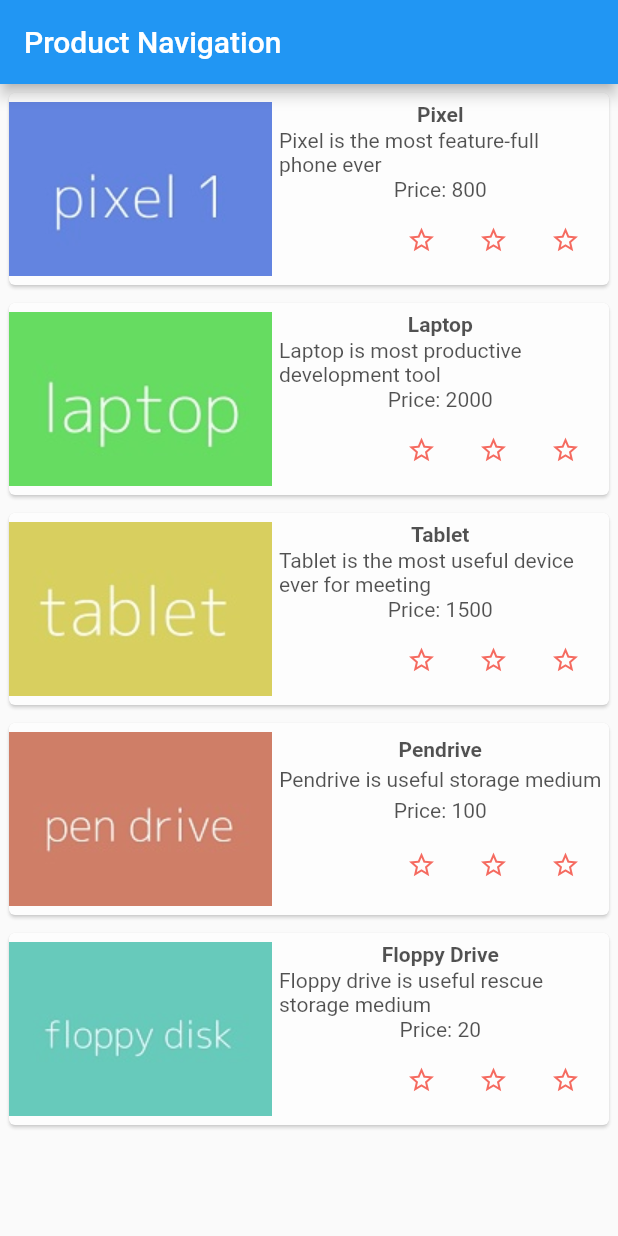
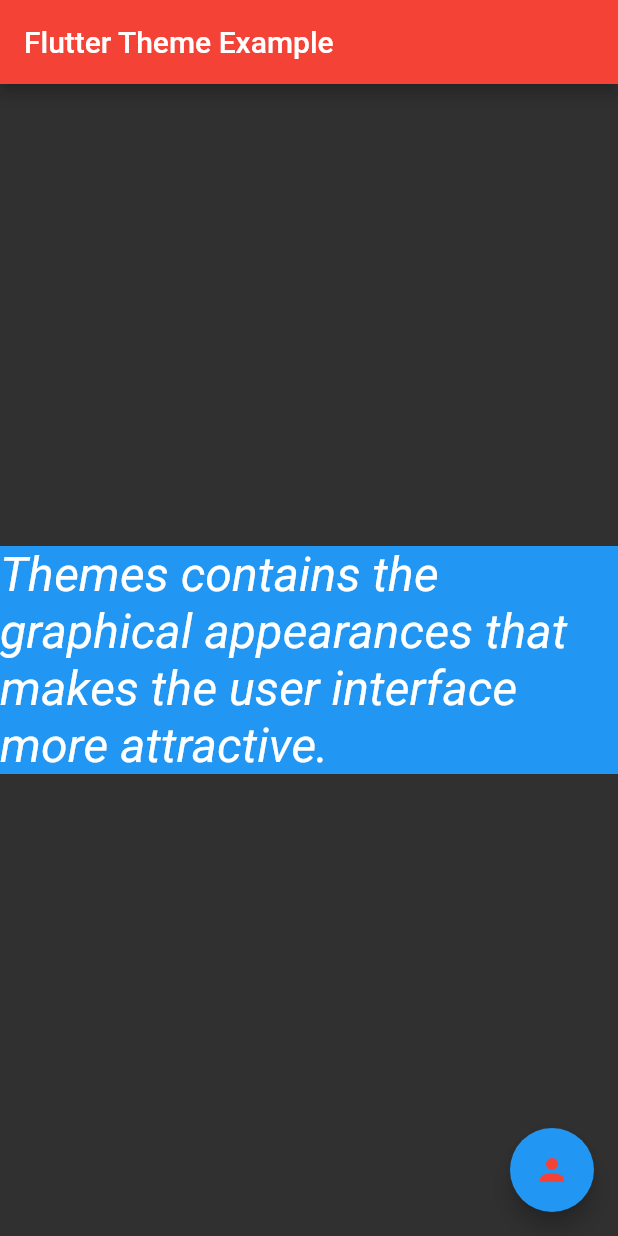
Before and after one commit to harryng0312/flutter_demo_app, a Flutter app: the screen it shows after launch, on a phone screen of 412 x 824 dp. Run offline on Flutter 3.47's test engine with Material 2 defaults, Android fonts, the phone set to English and light mode, and no system bars; Roboto replaces fonts that are missing (Hind, Monotype Coursiva).

```diff
--- a/lib/animation/product_page.dart
+++ b/lib/animation/product_page.dart
@@ -25,10 +25,10 @@ class _ProductPageState extends State<ProductPage>
   void initState() {
     super.initState();
     animationController =
-        AnimationController(vsync: this, duration: Duration(seconds: 1));
+        AnimationController(vsync: this, duration: Duration(milliseconds: 500));
     slideTransitionAnimation = Tween(begin: Offset(1.1, 0.0), end: Offset.zero)
         .animate(CurvedAnimation(
-            parent: animationController, curve: Curves.elasticIn));
+            parent: animationController, curve: Curves.easeInBack));
     sizeTransitionAnimation =
         Tween<double>(begin: 0.0, end: 1.0).animate(animationController);
     // sizeTransitionAnimation = CurvedAnimation(
--- a/lib/main.dart
+++ b/lib/main.dart
@@ -1,4 +1,5 @@
 import 'package:flutter/material.dart';
 // import 'input/test_textfield.dart';
-import 'animation/test_animation.dart';
+// import 'animation/test_animation.dart';
+import 'theme/test_theme.dart';
 void main() => runApp(MyApp());
--- a/lib/navigator/test_navigator.dart
+++ b/lib/navigator/test_navigator.dart
@@ -11,7 +11,11 @@ class MyApp extends StatelessWidget {
       theme: ThemeData(
         primarySwatch: Colors.blue,
       ),
-      home: MyHomePage(title: 'Product Navigation demo home page'),
+      // home: MyHomePage(title: 'Product Navigation demo home page'),
+      initialRoute: '/',
+      routes: {
+        '/': (context) => MyHomePage(title: 'Product Navigation demo home page')
+      },
     );
   }
 }
--- /dev/null
+++ b/lib/theme/Theme.dart
@@ -0,0 +1,26 @@
+import 'package:flutter/material.dart';
+
+class ThemeUtil {
+  static ThemeData defaultThemeData = ThemeData(
+    accentColor: Colors.blue,
+    // Define the default brightness and colors.
+    brightness: Brightness.dark,
+    primaryColor: Colors.red,
+    secondaryHeaderColor: Colors.green,
+    // accentColor: Colors.green,
+    // Define the default font family.
+    fontFamily: 'Monotype Coursiva',
+    // Define the TextTheme that specifies the default
+    // text styling for headlines, titles, bodies of text, and more.
+    textTheme: TextTheme(
+        headline5: TextStyle(
+            fontSize: 32.0, fontStyle: FontStyle.italic, fontFamily: 'Hind')),
+    backgroundColor: Colors.green,
+  );
+  static _ExendedStyles extStyle = _ExendedStyles();
+}
+
+class _ExendedStyles{
+  Color btnFltForegroundColor = Colors.red;
+  ButtonStyle btnStyle = ButtonStyle();
+}
--- /dev/null
+++ b/lib/theme/test_theme.dart
@@ -0,0 +1,43 @@
+import 'package:flutter/material.dart';
+import 'package:learning_flutter/theme/Theme.dart';
+
+class MyApp extends StatelessWidget {
+  @override
+  Widget build(BuildContext context) {
+    return MaterialApp(
+      theme: ThemeUtil.defaultThemeData,
+      home: MyThemePage(),
+    );
+  }
+}
+
+class MyThemePage extends StatelessWidget {
+  @override
+  Widget build(BuildContext context) {
+    return Scaffold(
+      appBar: AppBar(
+        title: Text('Flutter Theme Example'),
+      ),
+      body: Center(
+        child: Container(
+          color: Theme.of(context).accentColor,
+          child: Text(
+            'Themes contains the graphical appearances that makes the user interface more attractive.',
+            style: Theme.of(context).textTheme.headline5,
+          ),
+        ),
+      ),
+      floatingActionButton: Theme(
+        // data: Theme.of(context).copyWith(
+        //   colorScheme:
+        //       Theme.of(context).colorScheme.copyWith(secondary: Colors.blue),
+        data: Theme.of(context),
+        child: FloatingActionButton(
+          foregroundColor: ThemeUtil.extStyle.btnFltForegroundColor,
+          onPressed: () {},
+          child: Icon(Icons.person),
+        ),
+      ),
+    );
+  }
+}
```
